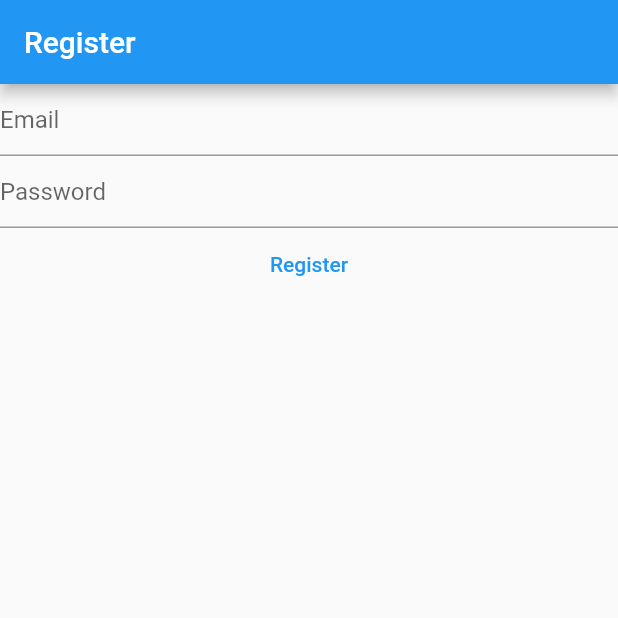
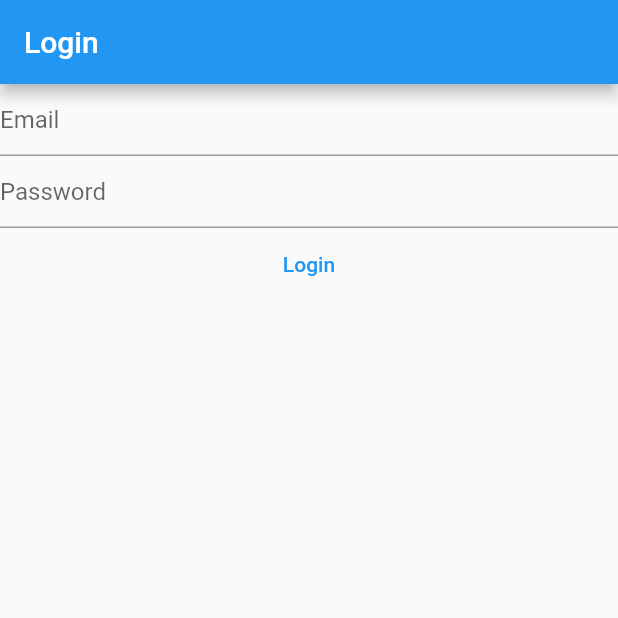
Before and after one commit to Diyor98/flutter-course, a Flutter app: the screen it shows after launch, on a phone screen of 412 x 824 dp, the top half of it. Run offline on Flutter 3.47's test engine with Material 2 defaults, Android fonts, the phone set to English and light mode, and no system bars; our stand-ins replace firebase_auth, firebase_core; accounts and stored records are empty.

Commit message:
add LoginView

```diff
--- a/lib/main.dart
+++ b/lib/main.dart
@@ -1,4 +1,5 @@
 import 'package:firebase_core/firebase_core.dart';
+import 'package:youtube/views/login_view.dart';
 import 'firebase_options.dart';
 import 'package:flutter/material.dart';
 import 'package:firebase_auth/firebase_auth.dart';
@@ -11,22 +12,21 @@ void main() async {
     theme: ThemeData(
       primarySwatch: Colors.blue,
     ),
-    home: const HomePage(title: 'Flutter Demo Home Page'),
+    home: const LoginView(),
     debugShowCheckedModeBanner: false,
   ));
 }
 
-class HomePage extends StatefulWidget {
-  final String title;
-  const HomePage({super.key, required this.title});
+class RegisterView extends StatefulWidget {
+  const RegisterView({super.key});
 
   @override
-  State<HomePage> createState() => HomePageState();
+  State<RegisterView> createState() => ResiterViewState();
 }
 
-class HomePageState extends State<HomePage> {
-  late final TextEditingController _email;
-  late final TextEditingController _password;
+class ResiterViewState extends State<RegisterView> {
+  late TextEditingController _email;
+  late TextEditingController _password;
 
   @override
   void initState() {
@@ -46,49 +46,53 @@ class HomePageState extends State<HomePage> {
   Widget build(BuildContext context) {
     return Scaffold(
       appBar: AppBar(
-        title: const Text("Register"),
+        title: const Text('Register'),
       ),
       body: FutureBuilder(
-        future: _initFirebase(),
-        builder: (context, snapshot) {
+        future: _initializeFirebase(),
+        builder: (context, snaphost) {
+          switch (snaphost.connectionState) {
+            case ConnectionState.done:
               return Column(
                 children: [
                   TextField(
                     controller: _email,
                     decoration: const InputDecoration(hintText: 'Email'),
+                    keyboardType: TextInputType.emailAddress,
+                    autocorrect: false,
                     enableSuggestions: false,
-                autocorrect: false,
-                keyboardType: TextInputType.emailAddress,
                   ),
                   TextField(
                     controller: _password,
                     decoration: const InputDecoration(hintText: 'Password'),
                     obscureText: true,
+                    autocorrect: false,
                     enableSuggestions: false,
-                autocorrect: false,
                   ),
                   TextButton(
-                child: const Text('Register'),
                       onPressed: () async {
                         final email = _email.text;
                         final password = _password.text;
 
-                  final userCredential = await FirebaseAuth.instance
+                        final user = await FirebaseAuth.instance
                             .createUserWithEmailAndPassword(
                                 email: email, password: password);
-                  print(userCredential);
+                        print(user);
                       },
-              ),
+                      child: const Text('Register'))
                 ],
               );
+            default:
+              return const Text('Loading');
+          }
         },
       ),
     );
   }
 
-  Future<void> _initFirebase() async {
+  Future<void> _initializeFirebase() async {
     if (Firebase.apps.isEmpty) {
-      Firebase.initializeApp();
+      Firebase.initializeApp(options: DefaultFirebaseOptions.currentPlatform);
     } else {
       Firebase.app();
     }
--- /dev/null
+++ b/lib/views/login_view.dart
@@ -0,0 +1,98 @@
+import 'package:firebase_core/firebase_core.dart';
+import 'package:flutter/material.dart';
+import 'package:firebase_auth/firebase_auth.dart';
+import 'package:youtube/firebase_options.dart';
+
+class LoginView extends StatefulWidget {
+  const LoginView({
+    super.key,
+  });
+
+  @override
+  State<LoginView> createState() => LoginViewState();
+}
+
+class LoginViewState extends State<LoginView> {
+  late final TextEditingController _email;
+  late final TextEditingController _password;
+  late final Future<void> firebaseFuture;
+
+  @override
+  void initState() {
+    _email = TextEditingController();
+    _password = TextEditingController();
+    firebaseFuture = _initFirebase();
+    super.initState();
+  }
+
+  @override
+  void dispose() {
+    _email.dispose();
+    _password.dispose();
+    super.dispose();
+  }
+
+  @override
+  Widget build(BuildContext context) {
+    return Scaffold(
+      appBar: AppBar(title: const Text('Login')),
+      body: FutureBuilder(
+          future: firebaseFuture,
+          builder: (context, snapshot) {
+            switch (snapshot.connectionState) {
+              case ConnectionState.done:
+                return Column(
+                  children: [
+                    TextField(
+                      controller: _email,
+                      decoration: const InputDecoration(hintText: 'Email'),
+                      autocorrect: false,
+                      enableSuggestions: false,
+                      keyboardType: TextInputType.emailAddress,
+                    ),
+                    TextField(
+                      controller: _password,
+                      obscureText: true,
+                      decoration: const InputDecoration(hintText: 'Password'),
+                      enableSuggestions: false,
+                      autocorrect: false,
+                    ),
+                    TextButton(
+                        onPressed: () async {
+                          final email = _email.text;
+                          final password = _password.text;
+                          try {
+                            final user = await FirebaseAuth.instance
+                                .signInWithEmailAndPassword(
+                                    email: email, password: password);
+                            print(user);
+                          } on FirebaseAuthException catch (e) {
+                            print(e.code);
+                            if (e.code == 'user-not-found') {
+                              print("User not found in Firebase");
+                            } else {
+                              print('Unknown firebase exception');
+                            }
+                          } catch (e) {
+                            print('Unexpected error');
+                          }
+                        },
+                        child: const Text('Login'))
+                  ],
+                );
+              default:
+                return const Text('Loading...');
+            }
+          }),
+    );
+  }
+
+  Future<void> _initFirebase() async {
+    if (Firebase.apps.isEmpty) {
+      await Firebase.initializeApp(
+          options: DefaultFirebaseOptions.currentPlatform);
+    } else {
+      Firebase.app();
+    }
+  }
+}
```
Lines whose indentation alone changed are shown as unchanged.
